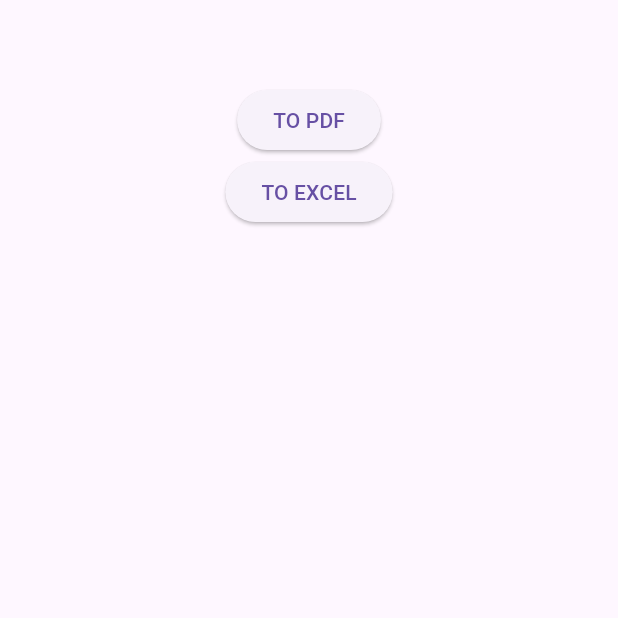
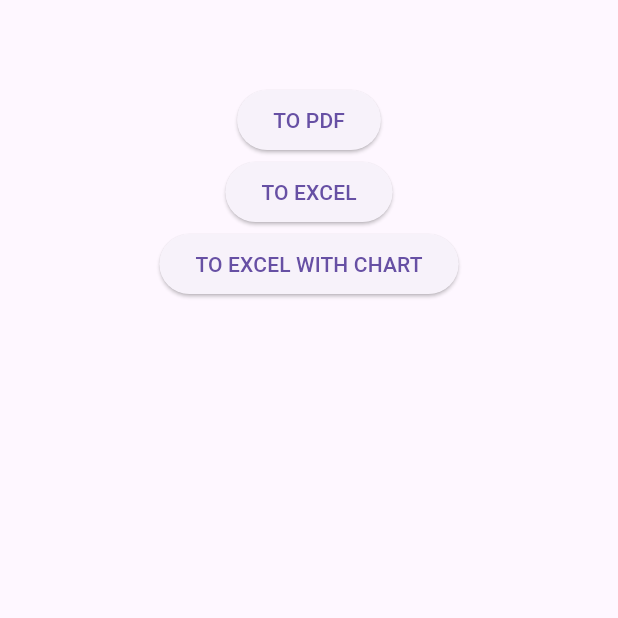
Before and after one commit to fr4nsgallegos/exportsCharts, a Flutter app: the screen it shows after launch, after a tap on "TO EXCEL", on a phone screen of 412 x 824 dp, the top half of it. Run offline on Flutter 3.47's test engine with Material 3 defaults, Android fonts, the phone set to English and light mode, and no system bars; our stand-ins replace cloud_firestore, firebase_core, open_file, pdf; missing offline and left inert: syncfusion_flutter_xlsio, syncfusion_officechart; accounts and stored records are empty.

Commit message:
chart on excel

```diff
--- a/lib/pages/home_page.dart
+++ b/lib/pages/home_page.dart
@@ -4,10 +4,12 @@ import 'dart:typed_data';
 import 'package:cloud_firestore/cloud_firestore.dart';
 import 'package:flutter/material.dart';
 import 'package:open_file/open_file.dart';
+import 'package:path/path.dart';
 import 'package:path_provider/path_provider.dart';
 import 'package:pdf/pdf.dart';
 import 'package:pdf/widgets.dart' as pw;
 import 'package:syncfusion_flutter_xlsio/xlsio.dart' as excel;
+import 'package:syncfusion_officechart/officechart.dart';
 
 class HomePage extends StatelessWidget {
   CollectionReference candidateReference =
@@ -54,11 +56,92 @@ class HomePage extends StatelessWidget {
     OpenFile.open(fileName);
   }
 
-  exportExcel() async {
+  Future exportExcel() async {
     final workbook = excel.Workbook();
     final excel.Worksheet sheet = workbook.worksheets[0];
     sheet.getRangeByName('A1').setText("Id");
     sheet.getRangeByIndex(1, 2).setText("Partído político");
+
+    int row = 2;
+    QuerySnapshot candidateCollection = await candidateReference.get();
+
+    List<QueryDocumentSnapshot> docs = candidateCollection.docs;
+    List.generate(docs.length, (index) {
+      sheet.getRangeByIndex(row, 1).setText(docs[index]["idCandidato"]);
+      sheet.getRangeByIndex(row, 2).setText(docs[index]["partidoPolitico"]);
+      sheet.getRangeByIndex(row, 3).setText(docs[index]["nombreCandidato"]);
+      sheet.getRangeByIndex(row, 4).setText(docs[index]["nvotos"].toString());
+      row++;
+    });
+    //proceso de almacenado dentro del celular
+    final List<int> bytes = workbook.saveAsStream();
+    workbook.dispose();
+
+    final String path = (await getApplicationSupportDirectory()).path;
+    final String fileName = '$path/MyFirstExcel.xlsx';
+    // print(path);
+    // print(fileName);
+
+    final File file = File(fileName);
+    await file.writeAsBytes(bytes, flush: true);
+    OpenFile.open(fileName);
+  }
+
+  Future exportExcelWithChart() async {
+    final excel.Workbook workbook = excel.Workbook();
+    final excel.Worksheet sheet1 = workbook.worksheets.addWithName("CHART");
+
+    sheet1.enableSheetCalculations();
+    sheet1.getRangeByName('A1').setText("Id");
+    sheet1.getRangeByIndex(1, 2).setText("Partído político");
+    sheet1.getRangeByIndex(1, 3).setText("Representante");
+    sheet1.getRangeByIndex(1, 4).setText("Votos");
+
+    sheet1.getRangeByIndex(1, 1).columnWidth = 20;
+    sheet1.getRangeByIndex(1, 2).columnWidth = 15;
+    sheet1.getRangeByIndex(1, 3).columnWidth = 15;
+    sheet1.getRangeByIndex(1, 4).columnWidth = 13;
+    sheet1.getRangeByIndex(1, 5).columnWidth = 21;
+    sheet1.getRangeByName('A1:A18').rowHeight = 22;
+
+    final excel.Style style1 = workbook.styles.add("Style1");
+    style1.backColor = '#0078D4';
+    style1.vAlign = excel.VAlignType.center;
+    style1.hAlign = excel.HAlignType.center;
+    style1.bold = true;
+
+    final excel.Style style2 = workbook.styles.add("Style2");
+    // style2.backColor = '8EA9DB';
+    style2.vAlign = excel.VAlignType.center;
+    style2.bold = true;
+
+    sheet1.getRangeByName('A1:D1').cellStyle = style1;
+
+    int row = 2;
+    QuerySnapshot candidateCollection = await candidateReference.get();
+
+    List<QueryDocumentSnapshot> docs = candidateCollection.docs;
+    List.generate(docs.length, (index) {
+      int auxVotos = docs[index]["nvotos"];
+
+      sheet1.getRangeByIndex(row, 1).setText(docs[index]["idCandidato"]);
+      sheet1.getRangeByIndex(row, 2).setText(docs[index]["partidoPolitico"]);
+      sheet1.getRangeByIndex(row, 3).setText(docs[index]["nombreCandidato"]);
+      sheet1.getRangeByIndex(row, 4).setNumber(auxVotos.toDouble());
+      row++;
+    });
+
+    sheet1.getRangeByIndex(row, 3).setText("TOTAL");
+    sheet1.getRangeByIndex(row, 4).setFormula('=SUM(C2:D11)');
+
+    final ChartCollection chartCollection = ChartCollection(sheet1);
+
+    final Chart chart = chartCollection.add();
+    chart.chartType = ExcelChartType.pie;
+    chart.dataRange = sheet1.getRangeByName('C2:D11');
+    chart.isSeriesInRows = false;
+    chart.chartTitle = "RESUMEN DE VOTOS";
+    sheet1.charts = chartCollection;
 
     //proceso de almacenado dentro del celular
     final List<int> bytes = workbook.saveAsStream();
@@ -98,6 +181,12 @@ class HomePage extends StatelessWidget {
               },
               child: Text("TO EXCEL"),
             ),
+            ElevatedButton(
+              onPressed: () {
+                exportExcelWithChart();
+              },
+              child: Text("TO EXCEL WITH CHART"),
+            ),
           ],
         ),
       ),
--- a/pubspec.yaml
+++ b/pubspec.yaml
@@ -35,6 +35,7 @@ dependencies:
   open_file: ^3.3.2
   path_provider: ^2.1.2
   syncfusion_flutter_xlsio: ^24.2.8
+  syncfusion_officechart: ^24.2.8
 
 
   flutter:
```
Also changed, not shown: pubspec.lock.
